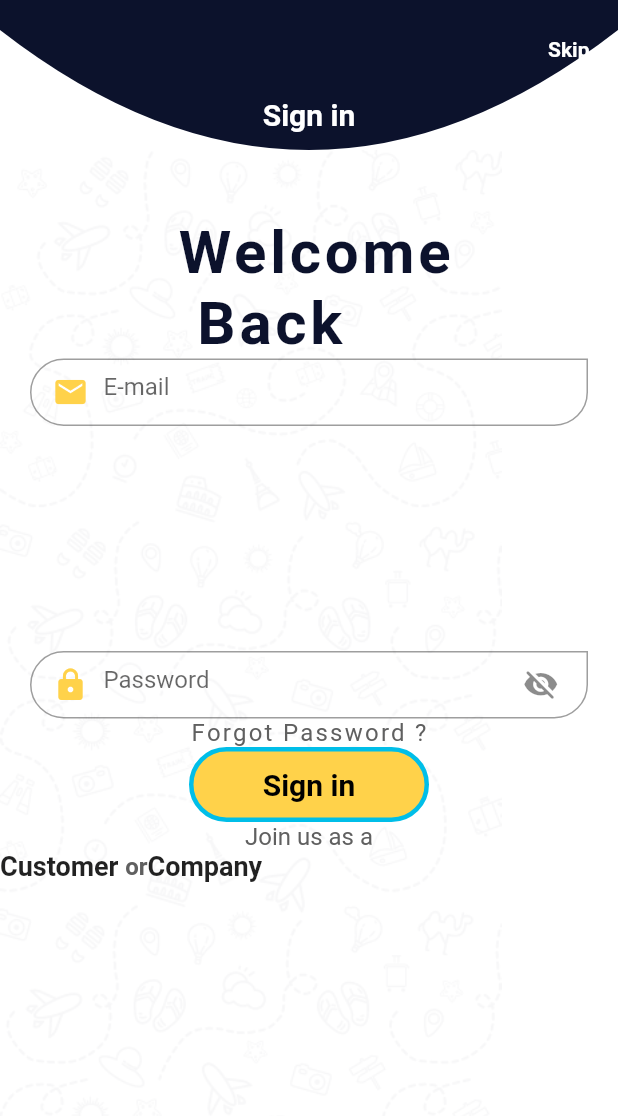
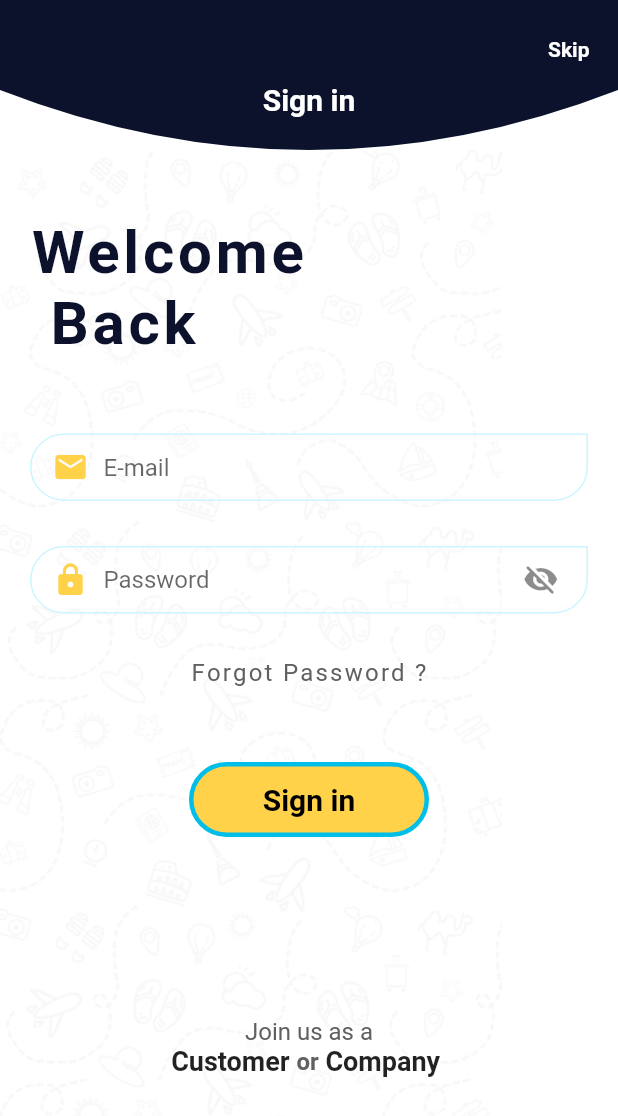
Before and after one commit to Omar-Moshtaha/tourism, a Flutter app: the screen it shows after launch, on a phone screen of 412 x 824 dp. Shown: the top 1116 px of the screen. Run offline on Flutter 3.47's test engine with Material 2 defaults, Android fonts, the phone set to English and light mode, and no system bars; our stand-ins replace flutter_custom_clippers, hexcolor.

Commit message:
finish_login_screen

```diff
--- a/lib/login.dart
+++ b/lib/login.dart
@@ -1,4 +1,5 @@
 import 'package:flutter/material.dart';
+import 'package:flutter_custom_clippers/flutter_custom_clippers.dart';
 import 'package:hexcolor/hexcolor.dart';
 
 class Login extends StatelessWidget {
@@ -9,11 +10,10 @@ class Login extends StatelessWidget {
       backgroundColor: Colors.white,
       appBar: AppBar(
         toolbarHeight:100,
-
         centerTitle: true,
         elevation: 0.0,
 title: Padding(
-  padding: const EdgeInsets.only(top: 53),
+  padding: const EdgeInsets.only(top: 53,bottom: 20),
   child:   Text("Sign in",style: TextStyle(
 
     fontWeight: FontWeight.bold
@@ -22,12 +22,12 @@ title: Padding(
 ),
 actions: [
   Padding(
-    padding: const EdgeInsets.only(right: 19,top: 25),
+    padding: const EdgeInsets.only(right: 19,top: 25,bottom: 24),
     child: Text("Skip",style: TextStyle(fontWeight: FontWeight.bold,color: Colors.white),),
   ),
 ],
 flexibleSpace: ClipPath(
-  clipper: MyClip(),
+  clipper: OvalBottomBorderClipper(),
   child:   Container(
     height:220,
     width: MediaQuery.of(context).size.width,
@@ -42,8 +42,10 @@ flexibleSpace: ClipPath(
         child: Stack(
           children: [
             Image(image: AssetImage("image/image1.png"),fit:BoxFit.cover),
-            Column(
-
+            SingleChildScrollView(
+              physics: BouncingScrollPhysics(),
+              child: Column(
+crossAxisAlignment: CrossAxisAlignment.start,
                 children: [
                   Padding(
                     padding: const EdgeInsets.only(top: 45,left: 20),
@@ -56,74 +58,108 @@ flexibleSpace: ClipPath(
 
                   Center(
                     child: Padding(
-                    padding: const EdgeInsets.only(left:20,right: 20,),
+                      padding: const EdgeInsets.only(left:20,right: 20,top: 50),
                       child: Container(
                          height: 45,
                         child: TextFormField(
-textAlignVertical:TextAlignVertical.center ,
-                        cursorColor: Colors.red,
+
+                          cursorColor: HexColor('#CBF6FF'),
                           decoration: InputDecoration(
+                            focusedBorder: OutlineInputBorder(
+                              borderSide: BorderSide(color: HexColor('#CBF6FF')),
+                              borderRadius: BorderRadius.only(
+                                  topLeft: Radius.circular(23),
+                                  bottomLeft: Radius.circular(23),
+                                  bottomRight: Radius.circular(23)
+                              ),
+
+                            ),
+
 prefixIcon: Padding(
   padding: const EdgeInsets.only(left: 15,right: 10),
   child:   Icon(Icons.email,color: HexColor("#FFD24A"),size: 24,),
 ),
 hintText: "E-mail",
+                            contentPadding: const EdgeInsets.only(bottom: 10),
 
-border: OutlineInputBorder(
-
+enabledBorder: OutlineInputBorder(
+  borderSide: BorderSide(color: HexColor('#CBF6FF')),
   borderRadius: BorderRadius.only(
       topLeft: Radius.circular(23),
       bottomLeft: Radius.circular(23),
-    bottomRight: Radius.circular(23),
-
+      bottomRight: Radius.circular(23)
   )
-)
+),
                         ),),
                       ),
                     ),
                   ),
-                SizedBox(height:100,),
                   Center(
                     child: Padding(
-                    padding: const EdgeInsets.only(left:20,right: 20,top: 50),
+                      padding: const EdgeInsets.only(left:20,right: 20,top: 30),
                       child: Container(
                         height: 45,
                         child: TextFormField(
                           textAlignVertical:TextAlignVertical.center ,
-                        cursorColor: Colors.red,
+
+                          cursorColor: HexColor('#CBF6FF'),
+
                           decoration: InputDecoration(
-                            prefixIcon: Padding(
+                            focusedBorder: OutlineInputBorder(
+                              borderSide: BorderSide(color: HexColor('#CBF6FF')),
+                              borderRadius: BorderRadius.only(
+                                  topLeft: Radius.circular(23),
+                                  bottomLeft: Radius.circular(23),
+                                  bottomRight: Radius.circular(23)
+                              ),
+
+                            ),
+    enabledBorder: OutlineInputBorder(
+    borderSide: BorderSide(color: HexColor('#CBF6FF')),
+    borderRadius: BorderRadius.only(
+    topLeft: Radius.circular(23),
+    bottomLeft: Radius.circular(23),
+    bottomRight: Radius.circular(23)
+    ),
+
+
+    )
+
+
+   , prefixIcon: Padding(
                                 padding: const EdgeInsets.only(left: 15,right: 10),
                                 child:   Icon(Icons.lock,color: HexColor("#FFD24A"),size: 24,),
                               ),
                               hintText: "Password",
+                              contentPadding: const EdgeInsets.only(bottom: 10),
 suffixIcon: Padding(
   padding: const EdgeInsets.only(right: 15),
   child:   Icon(Icons.visibility_off_rounded),
 ),
-                            border: OutlineInputBorder(
-
-                                borderRadius: BorderRadius.only(
-                                  topLeft: Radius.circular(23),
-                                  bottomLeft: Radius.circular(23),
-                                  bottomRight: Radius.circular(23),
-
-                                )
-                            )
                           ),),
                       ),
                     ),
                   )
 ,
-Text("Forgot Password ?",style: TextStyle(
+
+                  Center(
+
+                    child: Padding(
+                      padding: const EdgeInsets.only(top: 30),
+                      child: Text("Forgot Password ?",style: TextStyle(
   color: HexColor('#606060'),
   fontSize: 16,
   letterSpacing: 1.5
 ),),
+                    ),
+                  ),
               GestureDetector(
                 onTap: () {
 
                 },
+                child: Padding(
+                  padding: const EdgeInsets.only(top: 50),
+                  child: Center(
                     child: Container(
                       height:50,
                       width: 160,
@@ -142,13 +178,22 @@ borderRadius: BorderRadius.all(Radius.circular(50)),
                       ),
                     ),
                   ),
-             Column(
+                ),
+              ),
+               Padding(
+                 padding: const EdgeInsets.only(top: 120),
+
+                 child: Center(
+                   child: Column(
+
                     children: [
                       Text('Join us as a',style: TextStyle(
                         color: HexColor('#606060'),
                         fontSize: 16
                       ),),
-             Row(children: [
+                   Row(
+                     mainAxisAlignment: MainAxisAlignment.center,
+                     children: [
 Text('Customer ',style: TextStyle(
   fontSize: 18,
   fontWeight: FontWeight.bold,
@@ -159,7 +204,7 @@ Text('Customer ',style: TextStyle(
                          fontSize: 16,fontWeight: FontWeight.w600
                      ),),
 
-               Text('Company ',style: TextStyle(
+                     Text(' Company ',style: TextStyle(
                        fontSize: 18,
                        fontWeight: FontWeight.bold,
 
@@ -168,9 +213,12 @@ Text('Customer ',style: TextStyle(
                    ],)
 
                     ],
+                   ),
+                 ),
                )
 
                 ],
+              ),
             ),
           ],
         ),
--- a/pubspec.yaml
+++ b/pubspec.yaml
@@ -29,6 +29,7 @@ dependencies:
   # Use with the CupertinoIcons class for iOS style icons.
   cupertino_icons: ^1.0.2
   hexcolor: ^2.0.1
+  flutter_custom_clippers: ^1.1.2
 
 dev_dependencies:
   flutter_test:
```
Also changed, not shown: pubspec.lock. Lines whose indentation alone changed are shown as unchanged.
